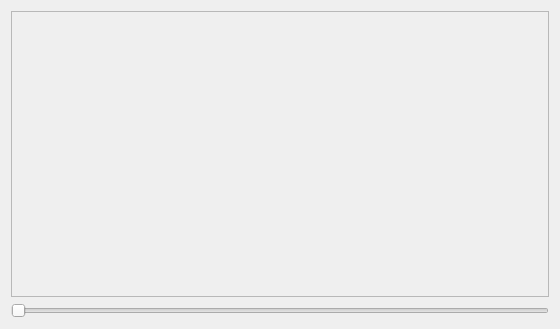
This is cgol.ui in simutisernestas/cgol as Qt 5 draws it before an edit. The edited form follows.
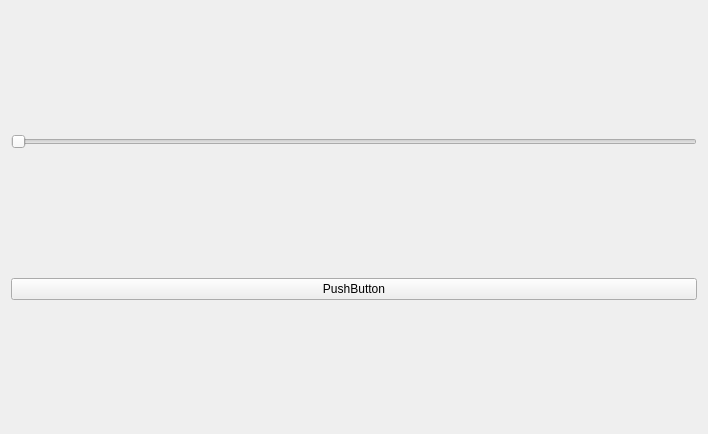
This is the edited form.

Commit message: game board rendering at variable speed

```diff
--- a/cgol.ui
+++ b/cgol.ui
@@ -6,24 +6,14 @@
             <rect>
                 <x>0</x>
                 <y>0</y>
-                <width>560</width>
-                <height>329</height>
+    <width>708</width>
+    <height>434</height>
             </rect>
         </property>
         <property name="windowTitle">
             <string>CGOLWindow</string>
         </property>
         <layout class="QVBoxLayout" name="verticalLayout">
-            <item>
-                <widget class="QFrame" name="gameField">
-                    <property name="frameShape">
-                        <enum>QFrame::StyledPanel</enum>
-                    </property>
-                    <property name="frameShadow">
-                        <enum>QFrame::Raised</enum>
-                    </property>
-                </widget>
-            </item>
             <item>
                 <widget class="QSlider" name="speedSlider">
                     <property name="orientation">
@@ -31,6 +21,13 @@
                     </property>
                 </widget>
             </item>
+   <item>
+    <widget class="QPushButton" name="startButton">
+     <property name="text">
+      <string>PushButton</string>
+     </property>
+    </widget>
+   </item>
         </layout>
     </widget>
     <resources/>
```
Left out of the diff: 2 changed lines with no effect on the pictures. Lines whose indentation alone changed are shown as unchanged. The commit also changes 8 other files.
